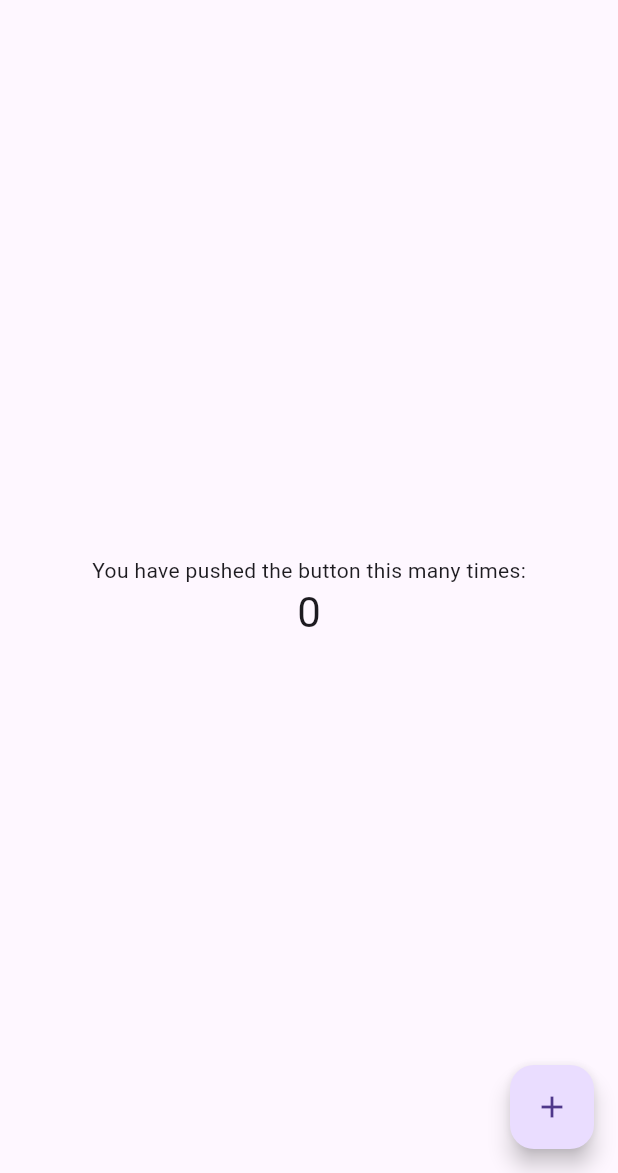
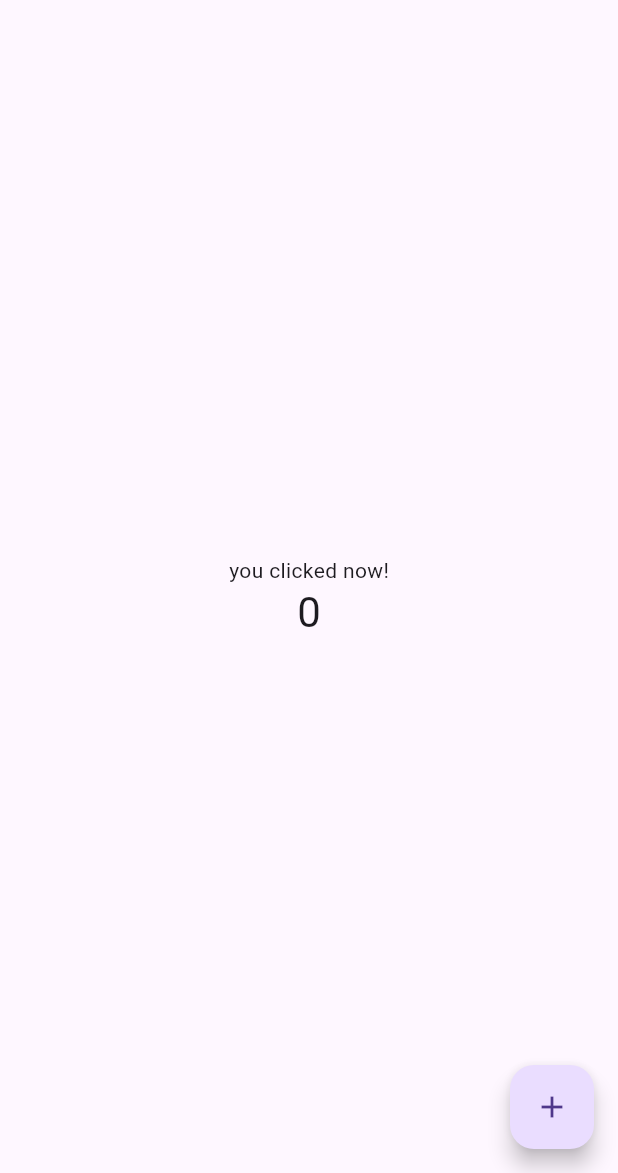
Before and after one commit to satyasolves/tutorials, a Flutter app: the screen it shows after launch, on a phone screen of 412 x 824 dp, the part 63-1236 px from its top. Run offline on Flutter 3.47's test engine with Material 3 defaults, Android fonts, the light colour scheme and no system bars.

Commit message:
changed the title now

```diff
--- a/lib/main.dart
+++ b/lib/main.dart
@@ -57,7 +57,7 @@ class _MyHomePageState extends State<MyHomePage> {
           mainAxisAlignment: MainAxisAlignment.center,
           children: <Widget>[
             const Text(
-              'You have pushed the button this many times:',
+              'you clicked now!',
             ),
             Text(
               '$_counter',
```
